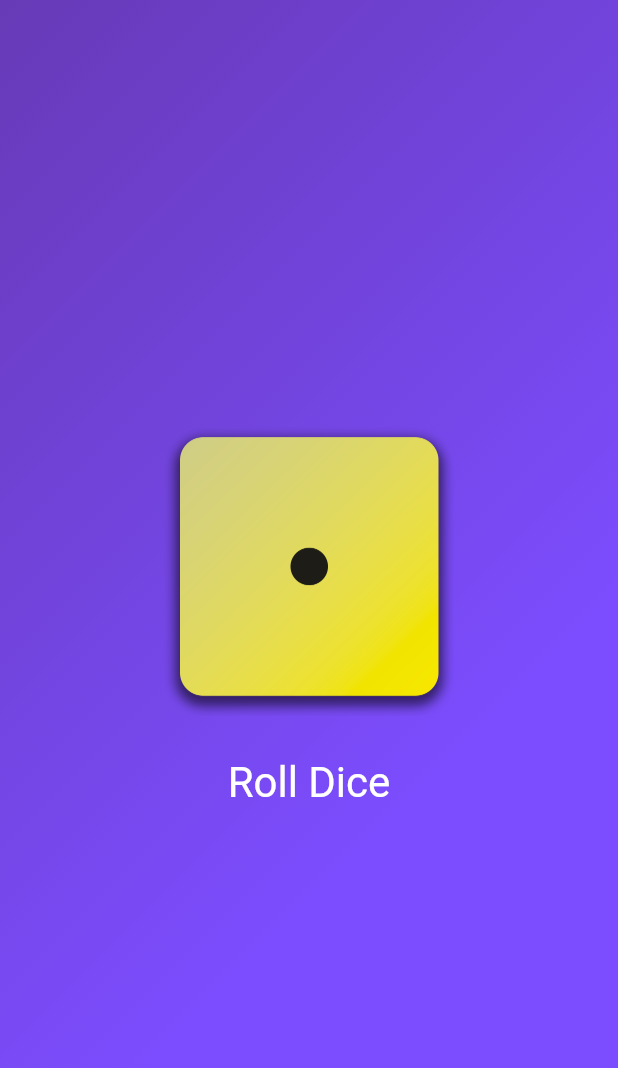
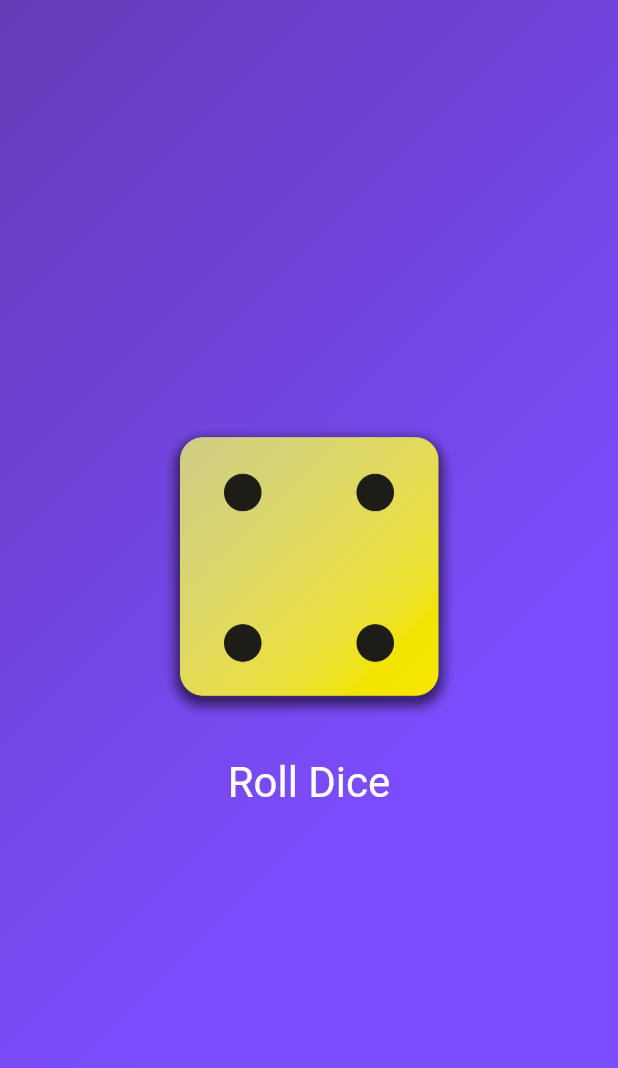
Before and after one commit to Danonovsky/flutter, a Flutter app: the screen it shows after launch, after a tap on "Roll Dice", on a phone screen of 412 x 824 dp. Shown: the top 1068 px of the screen. Run offline on Flutter 3.47's test engine with Material 2 defaults, Android fonts, the phone set to English and light mode, and no system bars.

Commit message:
Wow so much progress

```diff
--- /dev/null
+++ b/first_app/lib/dice_roller.dart
@@ -0,0 +1,43 @@
+import 'package:flutter/material.dart';
+
+class DiceRoller extends StatefulWidget {
+  const DiceRoller({super.key});
+
+  @override
+  State<DiceRoller> createState() => _DiceRollerState();
+}
+
+class _DiceRollerState extends State<DiceRoller> {
+  var activeDiceImage = 'assets/images/dice-1.png';
+  rollDice() {
+    setState(() {
+      activeDiceImage = 'assets/images/dice-4.png';
+    });
+  }
+
+  @override
+  Widget build(BuildContext context) {
+    return Column(
+      mainAxisSize: MainAxisSize.min,
+      children: [
+        Image.asset(
+          activeDiceImage,
+          width: 200,
+        ),
+        const SizedBox(
+          height: 20,
+        ),
+        TextButton(
+          onPressed: rollDice,
+          style: TextButton.styleFrom(
+            foregroundColor: Colors.white,
+            textStyle: const TextStyle(
+              fontSize: 28,
+            ),
+          ),
+          child: const Text('Roll Dice'),
+        ),
+      ],
+    );
+  }
+}
--- a/first_app/lib/gradient_container.dart
+++ b/first_app/lib/gradient_container.dart
@@ -1,3 +1,4 @@
+import 'package:first_app/dice_roller.dart';
 import 'package:flutter/material.dart';
 
 class GradientContainer extends StatelessWidget {
@@ -17,29 +18,8 @@ class GradientContainer extends StatelessWidget {
           begin: Alignment.topLeft,
         ),
       ),
-      child: Center(
-        child: Column(
-          mainAxisSize: MainAxisSize.min,
-          children: [
-            Image.asset(
-              'assets/images/dice-1.png',
-              width: 200,
-            ),
-            const SizedBox(
-              height: 20,
-            ),
-            TextButton(
-              onPressed: rollDice,
-              style: TextButton.styleFrom(
-                foregroundColor: Colors.white,
-                textStyle: const TextStyle(
-                  fontSize: 28,
-                ),
-              ),
-              child: const Text('Roll Dice'),
-            ),
-          ],
-        ),
+      child: const Center(
+        child: DiceRoller(),
       ),
     );
   }
```
